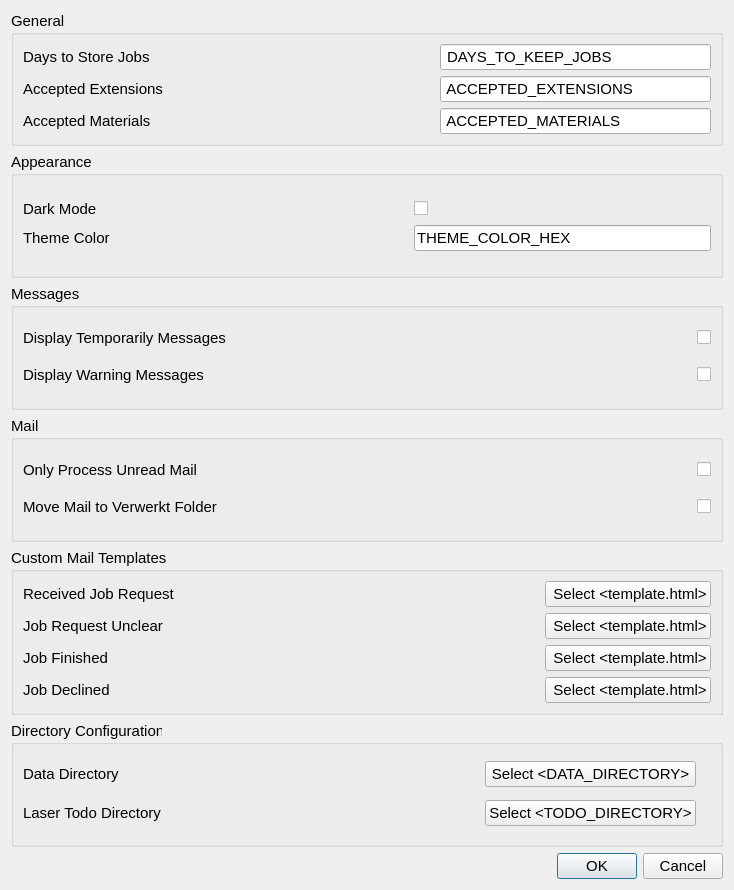
Above: creator_administrator/laser/ui/settings_dialog.ui from GijsGroote/creator_administrator before the change. Below: the same form after it.
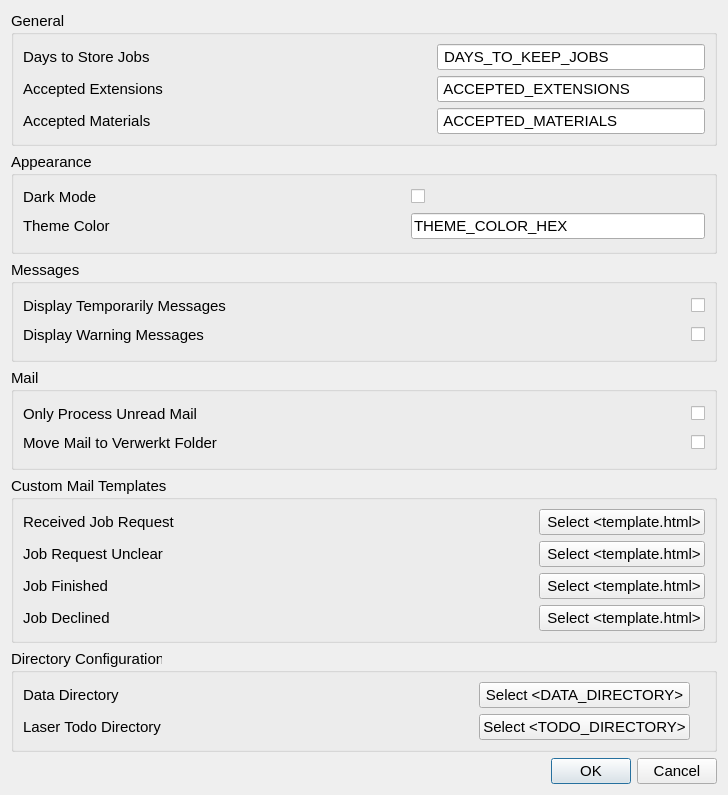
That is the form after the change. Custom widgets are drawn as their Qt base class.

Commit message: adjusted settings dialog

```diff
--- a/creator_administrator/laser/ui/settings_dialog.ui
+++ b/creator_administrator/laser/ui/settings_dialog.ui
@@ -6,8 +6,8 @@
    <rect>
     <x>0</x>
     <y>0</y>
-    <width>734</width>
-    <height>890</height>
+    <width>728</width>
+    <height>795</height>
    </rect>
   </property>
   <property name="font">
```
The commit also changes 1 other file.
